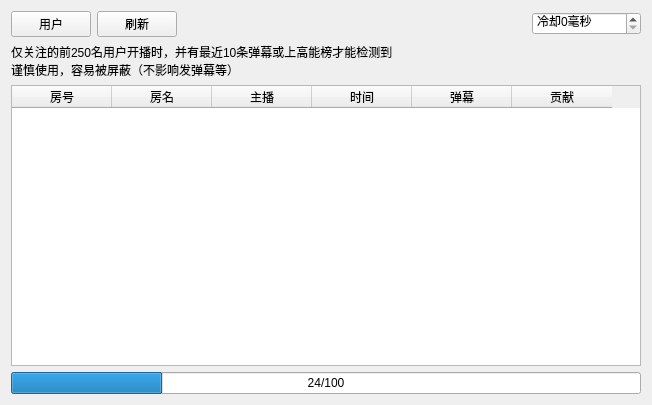
First picture: the form in widgets/catchyouwidget.ui, repository iwxyi/Bilibili-MagicalDanmaku, before the edit.
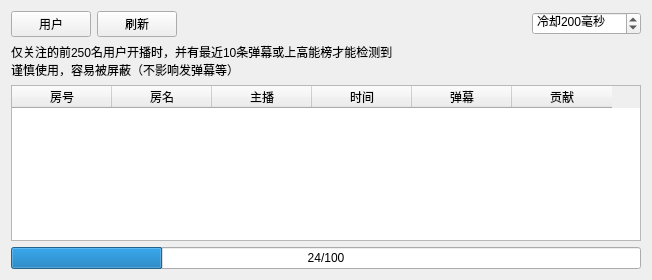
Second picture: the form after the edit.

Commit message: 设置跑骚抓人默认冷却值

Diff of the .ui file:
```diff
--- a/widgets/catchyouwidget.ui
+++ b/widgets/catchyouwidget.ui
@@ -7,7 +7,7 @@
     <x>0</x>
     <y>0</y>
     <width>652</width>
-    <height>405</height>
+    <height>280</height>
    </rect>
   </property>
   <property name="windowTitle">
@@ -60,6 +60,9 @@
        <property name="singleStep">
         <number>250</number>
        </property>
+       <property name="value">
+        <number>200</number>
+       </property>
       </widget>
      </item>
     </layout>
```
The commit also changes 2 other files.
